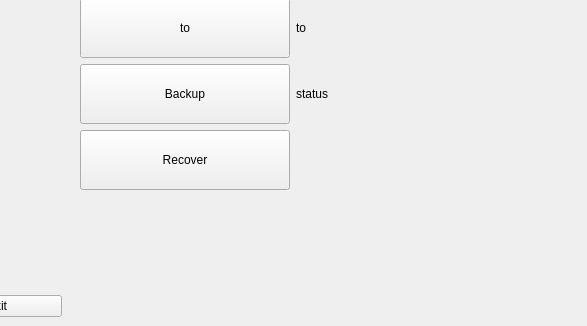
First picture: the form in app.ui, repository c0de1sl1fe/auto_saver_app, before the edit; both pictures show x 122 to 709 and y 274 to 600 of the 800 by 600 pixel window.
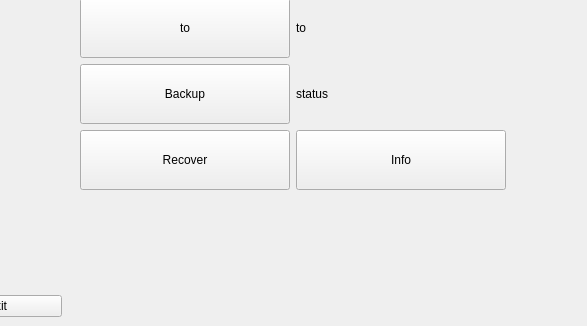
Second picture: the form after the edit. The open tabs and pages were chosen to show the change. Icons and pictures are not drawn.

Commit message: add info button

```diff
--- a/app.ui
+++ b/app.ui
@@ -683,17 +683,29 @@
               </widget>
              </item>
              <item>
-              <spacer name="horizontalSpacer_17">
-               <property name="orientation">
-                <enum>Qt::Horizontal</enum>
+              <widget class="QPushButton" name="info_button">
+               <property name="sizePolicy">
+                <sizepolicy hsizetype="Fixed" vsizetype="Fixed">
+                 <horstretch>0</horstretch>
+                 <verstretch>0</verstretch>
+                </sizepolicy>
                </property>
-               <property name="sizeHint" stdset="0">
+               <property name="minimumSize">
                 <size>
-                 <width>40</width>
-                 <height>20</height>
+                 <width>210</width>
+                 <height>60</height>
                 </size>
                </property>
-              </spacer>
+               <property name="maximumSize">
+                <size>
+                 <width>210</width>
+                 <height>60</height>
+                </size>
+               </property>
+               <property name="text">
+                <string>Info</string>
+               </property>
+              </widget>
              </item>
             </layout>
            </item>
```
Left out of the diff: 2 changed lines with no effect on the pictures. The commit also changes 6 other files.
